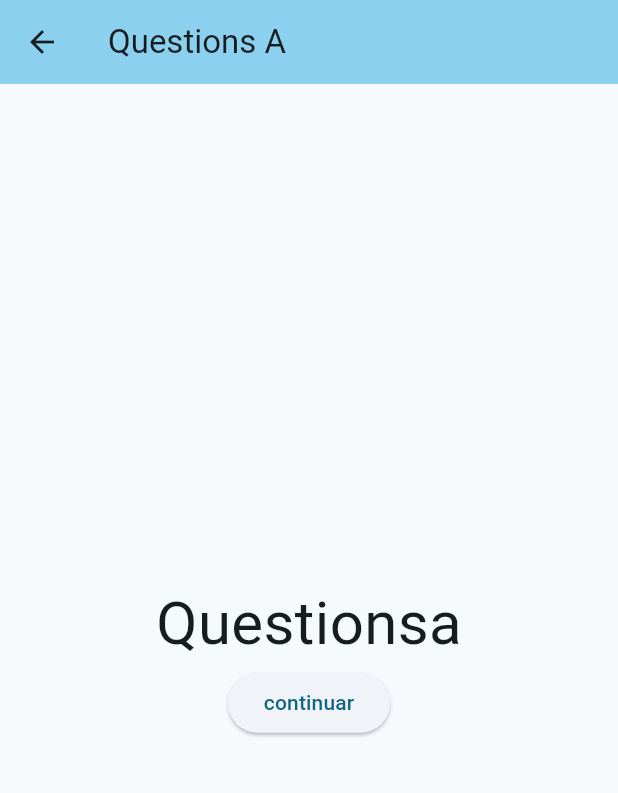
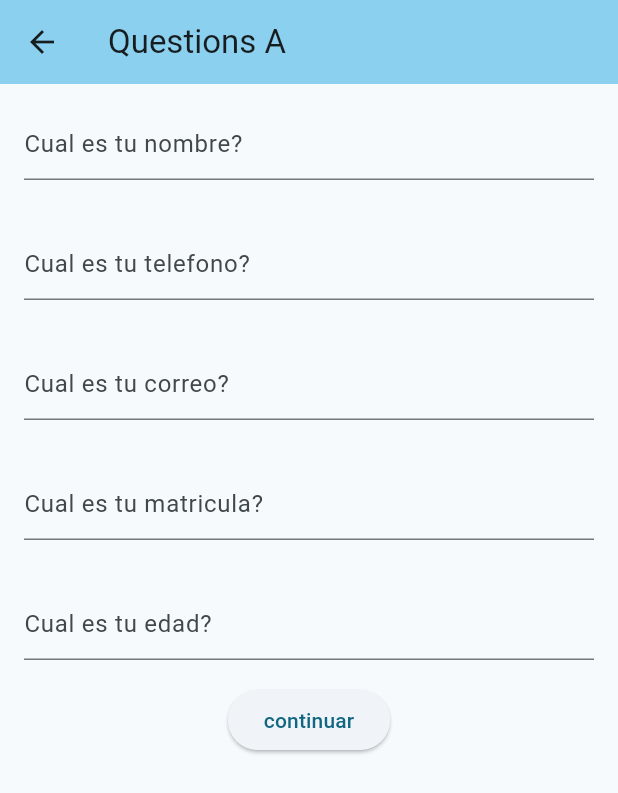
Before and after one commit to Sadrach34/Encuestas, a Flutter app: the screen it shows after launch, after a tap on the "add" icon, after a tap on "comenzar", on a phone screen of 412 x 824 dp. Shown: the top 793 px of the screen. Run offline on Flutter 3.47's test engine with Material 3 defaults, Android fonts, the phone set to English and light mode, and no system bars.

Commit message:
se cambio el QuestionsA a statefulwidget

```diff
--- a/lib/questionsa.dart
+++ b/lib/questionsa.dart
@@ -1,22 +1,60 @@
 import 'package:flutter/material.dart';
 
-class QuestionsAPage extends StatelessWidget {
+class QuestionsAPage extends StatefulWidget {
   final Function(int) onPageChanged;
 
   const QuestionsAPage({super.key, required this.onPageChanged});
 
   @override
+  State<QuestionsAPage> createState() => _QuestionsAPageState();
+}
+
+  class _QuestionsAPageState extends State<QuestionsAPage> {
+    final GlobalKey<FormState> _formKey = GlobalKey<FormState>();
+
+    @override
     Widget build(BuildContext context) {
-    return Center(
+    return Form(
+      key: _formKey,
       child: Column(
-          mainAxisAlignment: MainAxisAlignment.center,
         children: <Widget>[
-            const Text(
-              'Questionsa',
-              style: TextStyle(fontSize: 40),
+          Padding(
+            padding: EdgeInsets.all(16),
+            child: TextField(
+              decoration: InputDecoration(hintText: "Cual es tu nombre?"),
+            ),
+          ),
+
+          Padding(
+            padding: EdgeInsets.all(16),
+            child: TextField(
+              decoration: InputDecoration(hintText: "Cual es tu telefono?"),
+            ),
+          ),
+
+          Padding(
+            padding: EdgeInsets.all(16),
+            child: TextField(
+              decoration: InputDecoration(hintText: "Cual es tu correo?"),
+            ),
+          ),
+
+          Padding(
+            padding: EdgeInsets.all(16),
+            child: TextField(
+              decoration: InputDecoration(hintText: "Cual es tu matricula?"),
+            ),
+          ),
+
+          Padding(
+            padding: EdgeInsets.all(16),
+            child: TextField(
+              decoration: InputDecoration(hintText: "Cual es tu edad?"),
+            ),
           ),
           ElevatedButton(
-              onPressed: () => {onPageChanged(3)} , child: const Text('continuar'),
+            onPressed: () => {widget.onPageChanged(3)},
+            child: const Text('continuar'),
           ),
         ],
       ),
```
Lines whose indentation alone changed are shown as unchanged.
